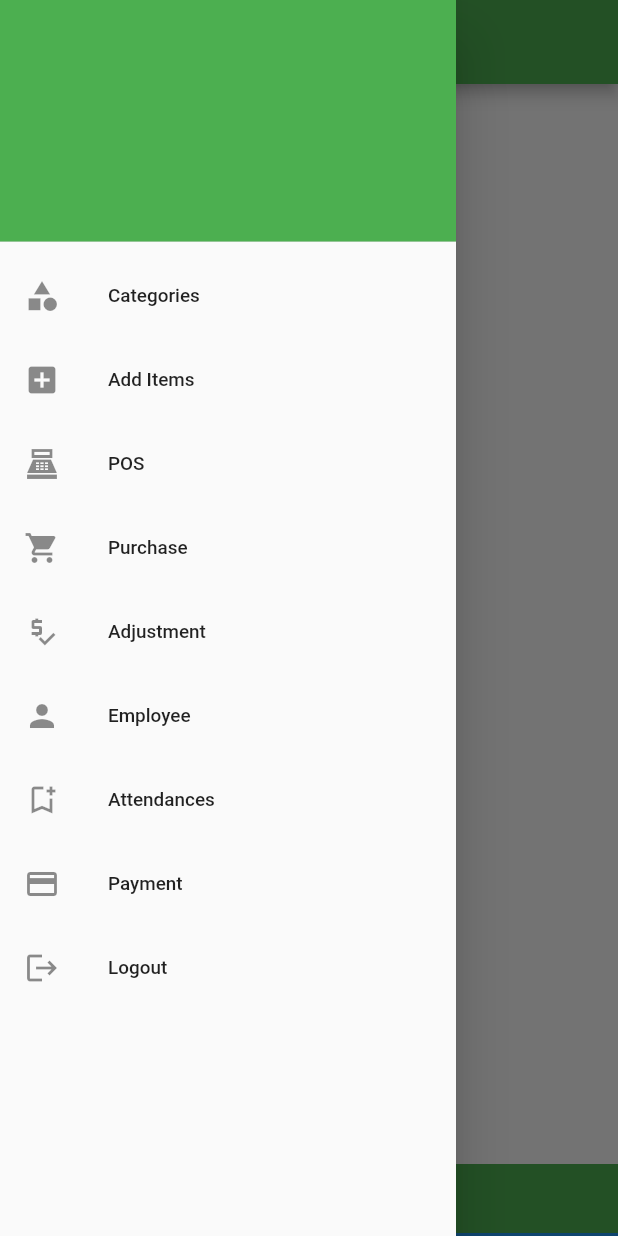
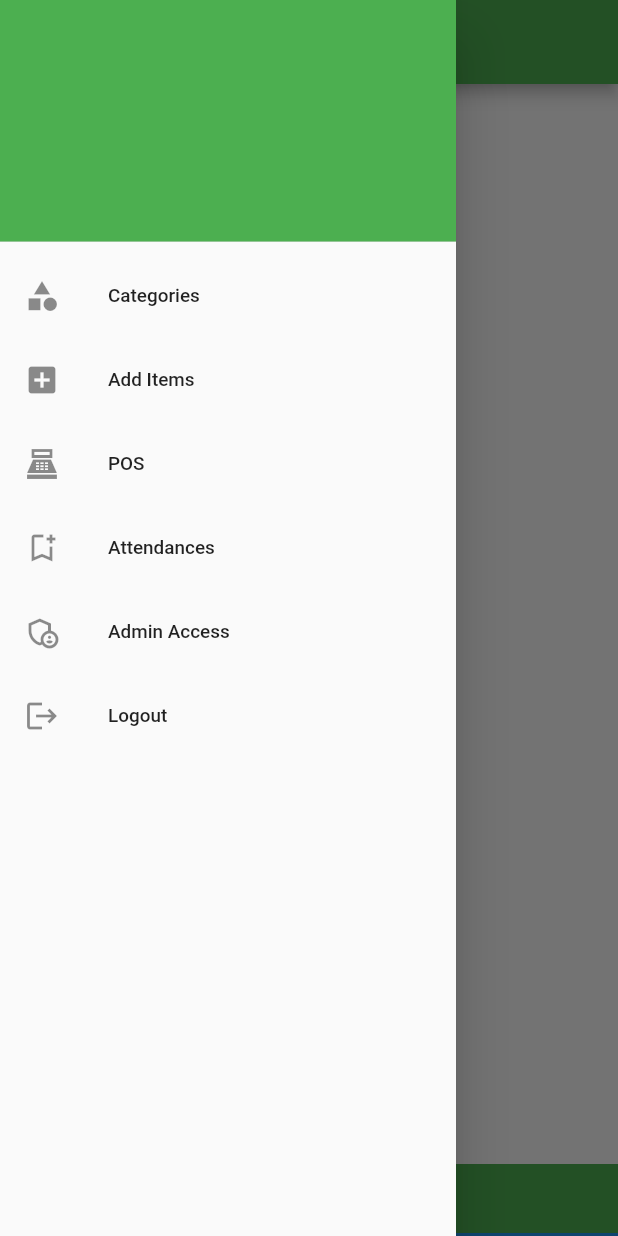
Before and after one commit to Wichnesh/pesa_makam, a Flutter app: the HomeScreen screen opened by its route, with the side drawer open, on a phone screen of 412 x 824 dp. Run offline on Flutter 3.47's test engine with Material 2 defaults, Android fonts, the phone set to English and light mode, and no system bars; our stand-ins replace cloud_firestore, device_info_plus, firebase_analytics, firebase_auth, firebase_core, firebase_crashlytics and 16 more; missing offline and left inert: bluetooth_print, dart:ffi; accounts and stored records are empty.

Commit message:
1.0.3 version. Added Admin Access and Bug fix in fetch category

```diff
--- a/lib/Eventcapture/App_Cycle_Observer.dart
+++ b/lib/Eventcapture/App_Cycle_Observer.dart
@@ -33,7 +33,9 @@ class AppLifecycleObserver extends WidgetsBindingObserver {
         break;
       case AppLifecycleState.resumed:
         // The app is resumed from the background
-        print('App resumed from background.');
+        if (kDebugMode) {
+          print('App resumed from background.');
+        }
         break;
       default:
         break;
--- a/lib/View/Home/Home_screen.dart
+++ b/lib/View/Home/Home_screen.dart
@@ -29,6 +29,7 @@ class _HomeScreenState extends State<HomeScreen> with TickerProviderStateMixin {
     _initializePreferences();
     super.initState();
   }
+
   Future<void> _initializePreferences() async {
     _prefs = await SharedPreferences.getInstance();
   }
@@ -143,7 +144,7 @@ class _HomeScreenState extends State<HomeScreen> with TickerProviderStateMixin {
                                                                             const EdgeInsets.all(1.0),
                                                                         child: SizedBox(
                                                                             height: screenHeight * 0.5,
-                                                                            width: screenWidth/2.5,
+                                                                            width: screenWidth / 2.5,
                                                                             child: SingleChildScrollView(
                                                                               scrollDirection: Axis.horizontal,
                                                                               child: SingleChildScrollView(
@@ -795,29 +796,29 @@ class _HomeScreenState extends State<HomeScreen> with TickerProviderStateMixin {
                                                 Get.toNamed(ROUTE_POS);
                                               },
                                             ),
-                                            ListTile(
+                                            controller.adminAccess.value ? ListTile(
                                               leading: const Icon(
                                                   Icons.shopping_cart),
                                               title: const Text("Purchase"),
                                               onTap: () {
                                                 Get.toNamed(ROUTE_PURCHASE);
                                               },
-                                            ),
-                                            ListTile(
+                                            ) : Container(),
+                                            controller.adminAccess.value ? ListTile(
                                               leading:
                                                   const Icon(Icons.price_check),
                                               title: const Text('Adjustment'),
                                               onTap: () {
                                                 //Get.toNamed(ROUTE_ADJUSTMENT);
                                               },
-                                            ),
-                                            ListTile(
+                                            ) : Container(),
+                                            controller.adminAccess.value ? ListTile(
                                               leading: const Icon(Icons.person),
                                               title: const Text("Employee"),
                                               onTap: () {
                                                 Get.toNamed(ROUTE_EMPLOYEE);
                                               },
-                                            ),
+                                            ) : Container(),
                                             ListTile(
                                               leading: const Icon(
                                                   Icons.bookmark_add_outlined),
@@ -826,12 +827,20 @@ class _HomeScreenState extends State<HomeScreen> with TickerProviderStateMixin {
                                                 Get.toNamed(ROUTE_ATTENDANCE);
                                               },
                                             ),
-                                            ListTile(
+                                            controller.adminAccess.value ?  ListTile(
                                               leading:
                                                   const Icon(Icons.payment),
                                               title: const Text("Payment"),
                                               onTap: () {
                                                 Get.toNamed(ROUTE_PAYMENT);
+                                              },
+                                            ) : Container(),
+                                            ListTile(
+                                              leading: const Icon(Icons
+                                                  .admin_panel_settings_outlined),
+                                              title: const Text("Admin Access"),
+                                              onTap: () {
+                                                Get.toNamed(ROUTE_ADMINACCESS);
                                               },
                                             ),
                                             ListTile(
@@ -1205,27 +1214,27 @@ class _HomeScreenState extends State<HomeScreen> with TickerProviderStateMixin {
                                         Get.toNamed(ROUTE_POS);
                                       },
                                     ),
-                                    ListTile(
+                                  controller.adminAccess.value ?  ListTile(
                                       leading: const Icon(Icons.shopping_cart),
                                       title: const Text("Purchase"),
                                       onTap: () {
                                         Get.toNamed(ROUTE_PURCHASE);
                                       },
-                                    ),
-                                    ListTile(
+                                    ) : Container(),
+                                    controller.adminAccess.value ?  ListTile(
                                       leading: const Icon(Icons.price_check),
                                       title: const Text('Adjustment'),
                                       onTap: () {
                                         //Get.toNamed(ROUTE_ADJUSTMENT);
                                       },
-                                    ),
-                                    ListTile(
+                                    ) : Container(),
+                                    controller.adminAccess.value ?  ListTile(
                                       leading: const Icon(Icons.person),
                                       title: const Text("Employee"),
                                       onTap: () {
                                         Get.toNamed(ROUTE_EMPLOYEE);
                                       },
-                                    ),
+                                    ) : Container(),
                                     ListTile(
                                       leading: const Icon(
                                           Icons.bookmark_add_outlined),
@@ -1234,11 +1243,19 @@ class _HomeScreenState extends State<HomeScreen> with TickerProviderStateMixin {
                                         Get.toNamed(ROUTE_ATTENDANCE);
                                       },
                                     ),
-                                    ListTile(
+                                    controller.adminAccess.value ?  ListTile(
                                       leading: const Icon(Icons.payment),
                                       title: const Text("Payment"),
                                       onTap: () {
                                         Get.toNamed(ROUTE_PAYMENT);
+                                      },
+                                    ) : Container(),
+                                    ListTile(
+                                      leading: const Icon(
+                                          Icons.admin_panel_settings_outlined),
+                                      title: const Text("Admin Access"),
+                                      onTap: () {
+                                        Get.toNamed(ROUTE_ADMINACCESS);
                                       },
                                     ),
                                     ListTile(
--- /dev/null
+++ b/lib/binding/AdminAccessbinding.dart
@@ -0,0 +1,9 @@
+import '../Controller/AdminAccessController.dart';
+import 'package:get/get.dart';
+
+class AdminAccessBinding extends Bindings {
+  @override
+  void dependencies() {
+    Get.lazyPut(() => AdminAccessController());
+  }
+}
--- a/lib/pages/app_pages.dart
+++ b/lib/pages/app_pages.dart
@@ -1,6 +1,9 @@
 import 'package:get/get.dart';
 import 'package:get/get_navigation/src/routes/get_route.dart';
+import 'package:pesa_makanam_app/Controller/AdminAccessController.dart';
+import 'package:pesa_makanam_app/View/Home/drawer/AdminAccess.dart';
 import 'package:pesa_makanam_app/View/Login/loginscreen.dart';
+import 'package:pesa_makanam_app/binding/AdminAccessbinding.dart';
 import '../View/Home/drawer/Adjustment.dart';
 import '../View/Home/drawer/Attendance.dart';
 import '../View/Home/Home_screen.dart';
@@ -70,6 +73,10 @@ class AppPages {
     GetPage(
         name: ROUTE_ADJUSTMENT,
         page: () => const Adjustment_Screen(),
-        binding: AdjustmentBinding())
+        binding: AdjustmentBinding()),
+    GetPage(
+        name: ROUTE_ADMINACCESS,
+        page: () => const AdminAccessScreen(),
+        binding: AdminAccessBinding())
   ];
 }
--- a/lib/utils/constant.dart
+++ b/lib/utils/constant.dart
@@ -1,19 +1,19 @@
 const String slash = '/';
-const ROUTE_SPLASH = slash + "splash";
-const ROUTE_LOGIN = slash + "login";
-const ROUTE_REGISTER = slash + "register";
-const ROUTE_HOME = slash + "Home";
-const ROUTE_CATEGORIES = slash + "Categories";
-const ROUTE_ADDITEMS = slash + "Additems";
-const ROUTE_ADDPURCHASE = slash + "AddPurchase";
-const ROUTE_PURCHASE = slash + "Purchase";
-const ROUTE_EMPLOYEE = slash + "Employee";
-const ROUTE_ATTENDANCE = slash + "Attendance";
-const ROUTE_PAYMENT = slash + "Payment";
-const ROUTE_POS = slash + "pos";
-const ROUTE_TICKETLIST = slash + "ticketlist";
-const ROUTE_ADJUSTMENT = slash + "adjustment";
-
+const ROUTE_SPLASH = "${slash}splash";
+const ROUTE_LOGIN = "${slash}login";
+const ROUTE_REGISTER = "${slash}register";
+const ROUTE_HOME = "${slash}Home";
+const ROUTE_CATEGORIES = "${slash}Categories";
+const ROUTE_ADDITEMS = "${slash}AddItems";
+const ROUTE_ADDPURCHASE = "${slash}AddPurchase";
+const ROUTE_PURCHASE = "${slash}Purchase";
+const ROUTE_EMPLOYEE = "${slash}Employee";
+const ROUTE_ATTENDANCE = "${slash}Attendance";
+const ROUTE_PAYMENT = "${slash}Payment";
+const ROUTE_POS = "${slash}pos";
+const ROUTE_TICKETLIST = "${slash}ticketList";
+const ROUTE_ADJUSTMENT = "${slash}adjustment";
+const ROUTE_ADMINACCESS = "${slash}adminAccess";
 //pref data
 const String AUTH_CODE = 'AUTH_CODE';
 const String ROLE = 'ROLE';
--- a/pubspec.yaml
+++ b/pubspec.yaml
@@ -17,7 +17,7 @@ publish_to: 'none' # Remove this line if you wish to publish to pub.dev
 # https://developer.apple.com/library/archive/documentation/General/Reference/InfoPlistKeyReference/Articles/CoreFoundationKeys.html
 # In Windows, build-name is used as the major, minor, and patch parts
 # of the product and file versions while build-number is used as the build suffix.
-version: 1.0.2+1
+version: 1.0.3+1
 
 environment:
   sdk: '>=2.18.2 <3.0.0'
@@ -63,6 +63,7 @@ dependencies:
 #  esc_pos_printer: ^1.1.3
   flutter_launcher_icons: ^0.13.1
   bluetooth_print: ^4.3.0
+  pinput: ^3.0.1
 
 
 
```
Also changed, not shown: lib/Controller/AdminAccessController.dart (added, +120 -0 lines), lib/Controller/homeController.dart (+55 -6 lines), lib/View/Home/drawer/AdminAccess.dart (added, +203 -0 lines), pubspec.lock, 2 other files.
